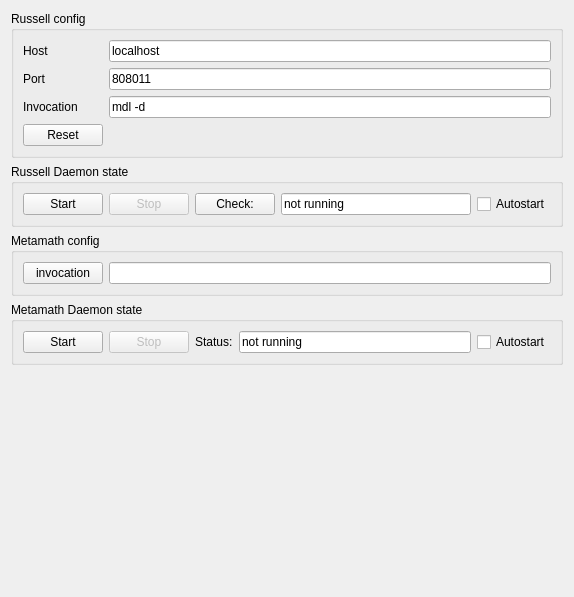
The window that addons/kate-russell-plugin/RussellConfig.ui (dmitry-vlasov/kate-russell) describes before a commit, drawn with Qt 5.
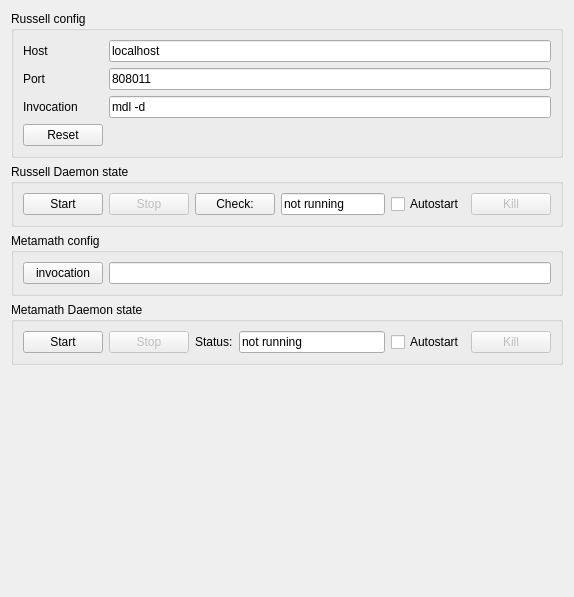
The same window after the commit.

```diff
--- a/addons/kate-russell-plugin/RussellConfig.ui
+++ b/addons/kate-russell-plugin/RussellConfig.ui
@@ -128,6 +128,16 @@
         </property>
        </widget>
       </item>
+      <item>
+       <widget class="QPushButton" name="russellKillButton">
+        <property name="enabled">
+         <bool>false</bool>
+        </property>
+        <property name="text">
+         <string>Kill</string>
+        </property>
+       </widget>
+      </item>
      </layout>
     </widget>
    </item>
@@ -206,6 +216,16 @@
         </property>
        </widget>
       </item>
+      <item>
+       <widget class="QPushButton" name="metamathKillButton">
+        <property name="enabled">
+         <bool>false</bool>
+        </property>
+        <property name="text">
+         <string>Kill</string>
+        </property>
+       </widget>
+      </item>
      </layout>
     </widget>
    </item>
```
